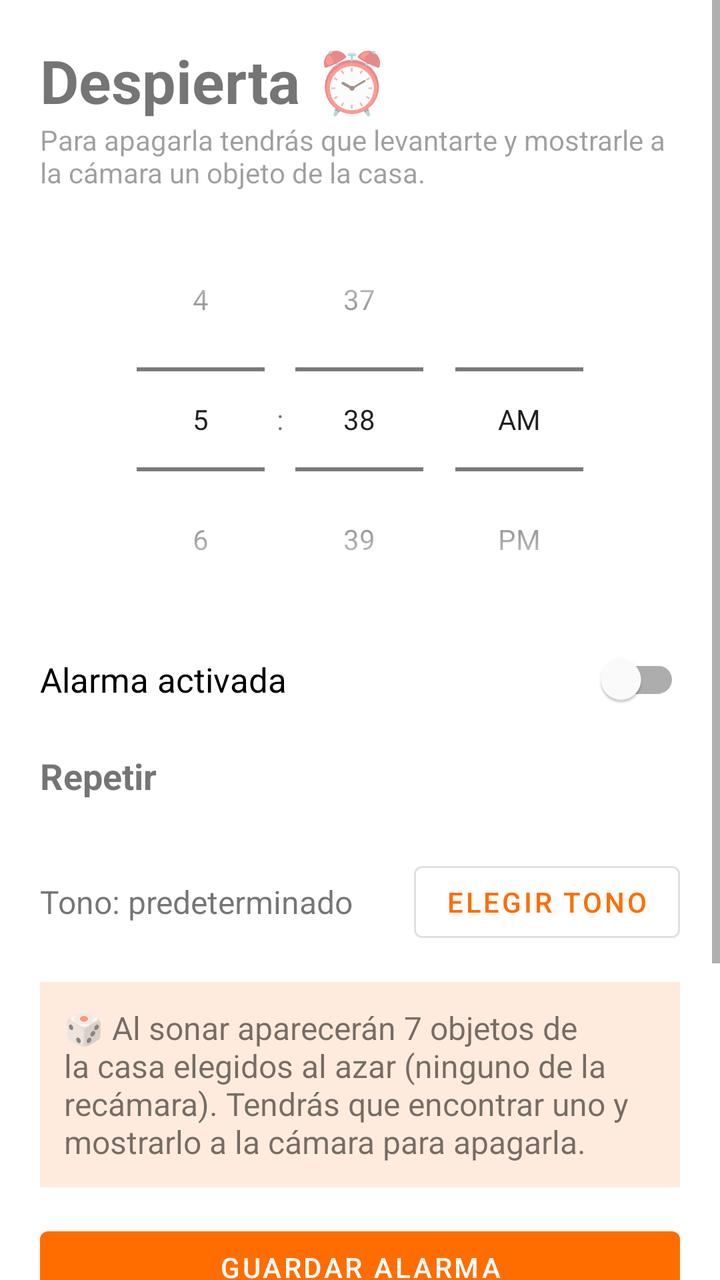
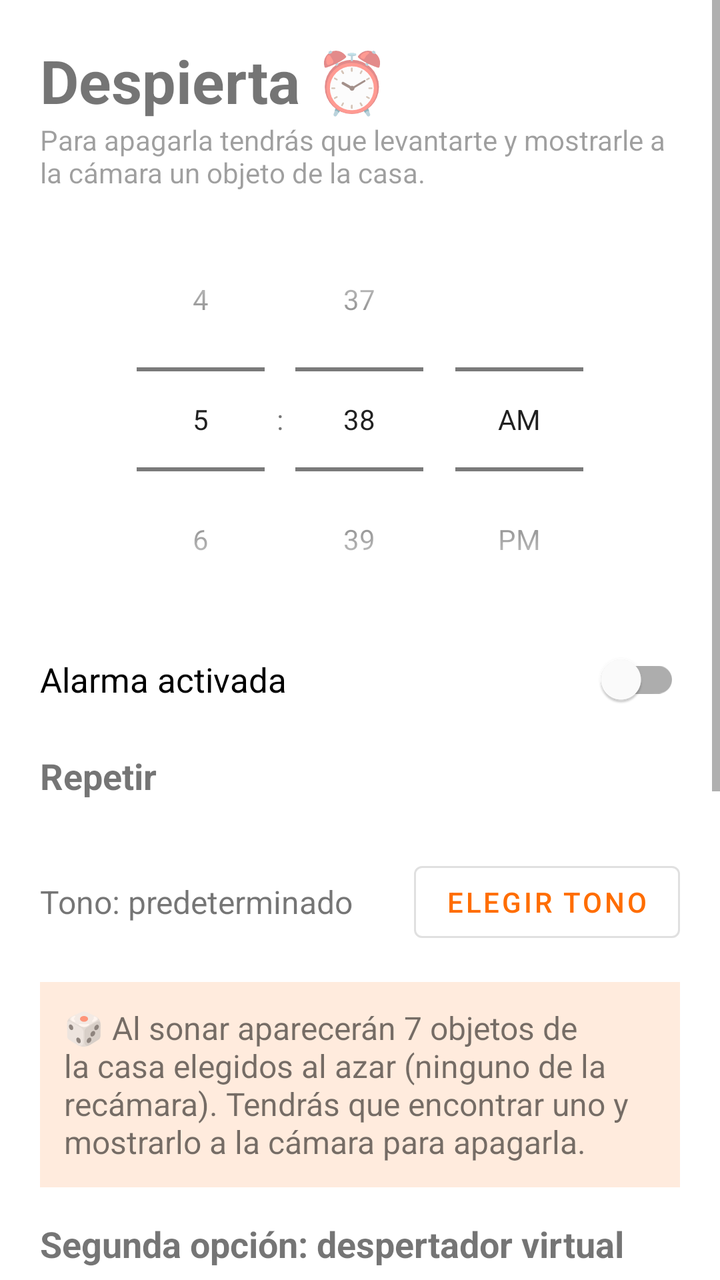

The first picture is an Android layout as it rendered before a commit; the second is the same layout after the commit. The layout source and the unified diff follow.
<!-- AndroidManifest.xml: application theme Theme.Despierta -->
<!-- res/layout/activity_main.xml -->
<?xml version="1.0" encoding="utf-8"?>
<ScrollView xmlns:android="http://schemas.android.com/apk/res/android"
    android:layout_width="match_parent"
    android:layout_height="match_parent"
    android:fillViewport="true">

    <LinearLayout
        android:layout_width="match_parent"
        android:layout_height="wrap_content"
        android:orientation="vertical"
        android:padding="20dp">

        <TextView
            android:layout_width="wrap_content"
            android:layout_height="wrap_content"
            android:text="Despierta ⏰"
            android:textSize="30sp"
            android:textStyle="bold" />

        <TextView
            android:layout_width="wrap_content"
            android:layout_height="wrap_content"
            android:layout_marginBottom="8dp"
            android:text="Para apagarla tendrás que levantarte y mostrarle a la cámara un objeto de la casa."
            android:alpha="0.7" />

        <TimePicker
            android:id="@+id/selectorHora"
            android:layout_width="wrap_content"
            android:layout_height="wrap_content"
            android:layout_gravity="center_horizontal"
            android:timePickerMode="spinner" />

        <com.google.android.material.switchmaterial.SwitchMaterial
            android:id="@+id/swActiva"
            android:layout_width="match_parent"
            android:layout_height="wrap_content"
            android:text="Alarma activada"
            android:textSize="17sp" />

        <TextView
            android:layout_width="wrap_content"
            android:layout_height="wrap_content"
            android:layout_marginTop="12dp"
            android:text="Repetir"
            android:textSize="18sp"
            android:textStyle="bold" />

        <com.google.android.material.chip.ChipGroup
            android:id="@+id/grupoDias"
            android:layout_width="match_parent"
            android:layout_height="wrap_content" />

        <com.google.android.material.chip.ChipGroup
            android:id="@+id/grupoAtajos"
            android:layout_width="match_parent"
            android:layout_height="wrap_content" />

        <TextView
            android:id="@+id/txtRepeticion"
            android:layout_width="wrap_content"
            android:layout_height="wrap_content"
            android:alpha="0.7" />

        <LinearLayout
            android:layout_width="match_parent"
            android:layout_height="wrap_content"
            android:layout_marginTop="8dp"
            android:gravity="center_vertical"
            android:orientation="horizontal">

            <TextView
                android:id="@+id/txtTono"
                android:layout_width="0dp"
                android:layout_height="wrap_content"
                android:layout_weight="1"
                android:text="Tono: predeterminado"
                android:textSize="16sp" />

            <com.google.android.material.button.MaterialButton
                android:id="@+id/btnTono"
                style="@style/Widget.MaterialComponents.Button.OutlinedButton"
                android:layout_width="wrap_content"
                android:layout_height="wrap_content"
                android:text="Elegir tono" />
        </LinearLayout>

        <TextView
            android:layout_width="match_parent"
            android:layout_height="wrap_content"
            android:layout_marginTop="16dp"
            android:padding="12dp"
            android:background="#22FF6D00"
            android:text="🎲 Al sonar aparecerán 7 objetos de la casa elegidos al azar (ninguno de la recámara). Tendrás que encontrar uno y mostrarlo a la cámara para apagarla."
            android:textSize="16sp" />

        <com.google.android.material.button.MaterialButton
            android:id="@+id/btnGuardar"
            android:layout_width="match_parent"
            android:layout_height="wrap_content"
            android:layout_marginTop="16dp"
            android:text="Guardar alarma" />

        <com.google.android.material.button.MaterialButton
            android:id="@+id/btnProbar"
            style="@style/Widget.MaterialComponents.Button.OutlinedButton"
            android:layout_width="match_parent"
            android:layout_height="wrap_content"
            android:text="Probar alarma ahora" />

        <com.google.android.material.button.MaterialButton
            android:id="@+id/btnPantallaCompleta"
            style="@style/Widget.MaterialComponents.Button.TextButton"
            android:layout_width="match_parent"
            android:layout_height="wrap_content"
            android:text="Permitir alarma en pantalla completa"
            android:visibility="gone" />

        <TextView
            android:id="@+id/txtEstado"
            android:layout_width="match_parent"
            android:layout_height="wrap_content"
            android:layout_marginTop="12dp"
            android:gravity="center"
            android:textSize="16sp" />

        <TextView
            android:id="@+id/txtVersion"
            android:layout_width="match_parent"
            android:layout_height="wrap_content"
            android:layout_marginTop="24dp"
            android:alpha="0.6"
            android:gravity="center" />

        <com.google.android.material.button.MaterialButton
            android:id="@+id/btnActualizar"
            style="@style/Widget.MaterialComponents.Button.TextButton"
            android:layout_width="match_parent"
            android:layout_height="wrap_content"
            android:text="Buscar actualizaciones" />
    </LinearLayout>
</ScrollView>
<!-- resources referenced by this layout -->
<resources>
  <style name="Theme.Despierta" parent="Theme.MaterialComponents.DayNight.NoActionBar">
          <item name="colorPrimary">@color/naranja</item>
          <item name="colorPrimaryVariant">@color/naranja_oscuro</item>
          <item name="colorOnPrimary">@color/blanco</item>
          <item name="colorSecondary">@color/naranja</item>
          <item name="colorOnSecondary">@color/blanco</item>
      </style>
  <color name="naranja">#FF6D00</color>
  <color name="naranja_oscuro">#E65100</color>
  <color name="blanco">#FFFFFF</color>
</resources>

<!-- the commit's change to res/layout/activity_main.xml (unified diff, before → after) -->
@@ -94,6 +94,45 @@
             android:text="🎲 Al sonar aparecerán 7 objetos de la casa elegidos al azar (ninguno de la recámara). Tendrás que encontrar uno y mostrarlo a la cámara para apagarla."
             android:textSize="16sp" />
 
+        <TextView
+            android:layout_width="wrap_content"
+            android:layout_height="wrap_content"
+            android:layout_marginTop="16dp"
+            android:text="Segunda opción: despertador virtual"
+            android:textSize="18sp"
+            android:textStyle="bold" />
+
+        <com.google.android.material.switchmaterial.SwitchMaterial
+            android:id="@+id/swRA"
+            android:layout_width="match_parent"
+            android:layout_height="wrap_content"
+            android:enabled="false"
+            android:text="Permitir apagarla encontrando un despertador en realidad aumentada"
+            android:textSize="16sp" />
+
+        <TextView
+            android:id="@+id/txtRA"
+            android:layout_width="match_parent"
+            android:layout_height="wrap_content"
+            android:text="Revisando compatibilidad…"
+            android:alpha="0.8" />
+
+        <TextView
+            android:id="@+id/txtDistancia"
+            android:layout_width="wrap_content"
+            android:layout_height="wrap_content"
+            android:layout_marginTop="8dp"
+            android:textSize="16sp" />
+
+        <com.google.android.material.slider.Slider
+            android:id="@+id/sliderDistancia"
+            android:layout_width="match_parent"
+            android:layout_height="wrap_content"
+            android:stepSize="1"
+            android:value="3"
+            android:valueFrom="1"
+            android:valueTo="5" />
+
         <com.google.android.material.button.MaterialButton
             android:id="@+id/btnGuardar"
             android:layout_width="match_parent"
